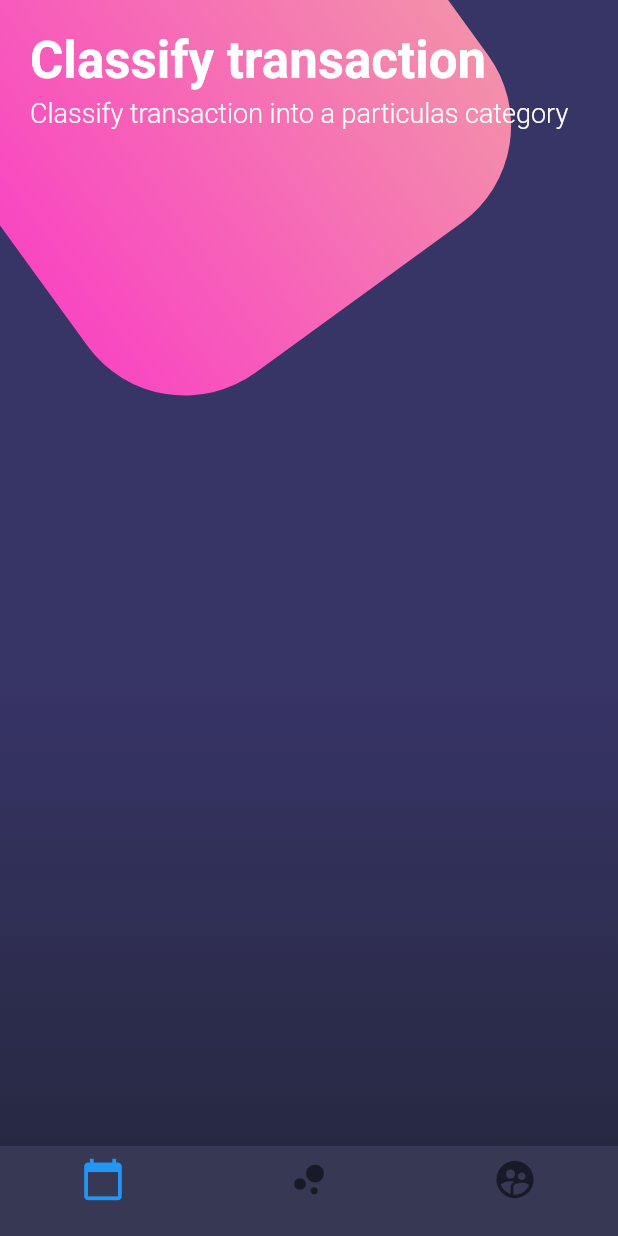
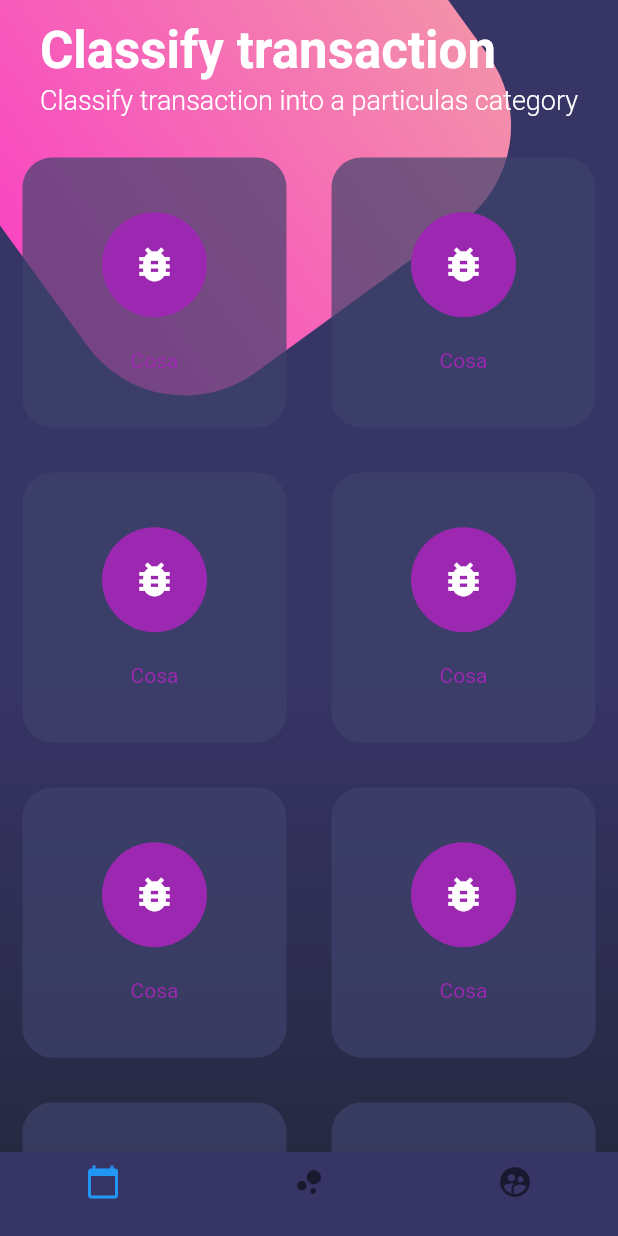
Before and after one commit to ilodi/flutterUI, a Flutter app: the screen it shows after launch, on a phone screen of 412 x 824 dp. Run offline on Flutter 3.47's test engine with Material 2 defaults, Android fonts, the phone set to English and light mode, and no system bars.

Commit message:
crando tablas para multiplifar items

```diff
--- a/lib/src/pages/compuesto_pages.dart
+++ b/lib/src/pages/compuesto_pages.dart
@@ -12,9 +12,11 @@ class CompuestoPage extends StatelessWidget {
         children: <Widget>[
           _fondoApp(),
           SingleChildScrollView(
+            //SigleScroll se usa como un scrollView
             child: Column(
               children: <Widget>[
                 _titulos(),
+                _bottonesRedondeados(),
               ],
             ),
           )
@@ -68,7 +70,7 @@ class CompuestoPage extends StatelessWidget {
   Widget _titulos() {
     return SafeArea(
       child: Container(
-        padding: EdgeInsets.all(20.0),
+        padding: EdgeInsets.all(13.0),
         child: Column(
           crossAxisAlignment: CrossAxisAlignment.start,
           children: <Widget>[
@@ -78,7 +80,7 @@ class CompuestoPage extends StatelessWidget {
                     fontSize: 34.0,
                     fontWeight: FontWeight.bold)),
             SizedBox(
-              height: 5.0,
+              height: 3.0,
             ),
             Text(
               'Classify transaction into a particulas category',
@@ -95,26 +97,80 @@ class CompuestoPage extends StatelessWidget {
 
   Widget _BottomNavigationBar(BuildContext context) {
     return new Theme(
+      //copia del tema actual
       data: Theme.of(context).copyWith(
-        canvasColor: Color.fromRGBO(55, 57, 84, 1.0),
-        primaryColor: Colors.pinkAccent,
-        textTheme: Theme.of(context).textTheme.copyWith(
-          caption: TextStyle(color: Color.fromRGBO(116, 117, 152, 1.0))
-        )
-      ),
+          canvasColor: Color.fromRGBO(55, 52, 102, 1.0),
+          primaryColor: Colors.pinkAccent,
+          //los otros botones no activos texto secundario
+          textTheme: Theme.of(context).textTheme.copyWith(
+              caption: TextStyle(color: Color.fromRGBO(116, 117, 152, 1.0)))),
       child: BottomNavigationBar(
         items: [
           BottomNavigationBarItem(
             title: Container(),
-            icon: Icon(Icons.calendar_today, size: 30.0),
+            icon: Icon(Icons.calendar_today, size: 24.0),
           ),
           BottomNavigationBarItem(
             title: Container(),
-            icon: Icon(Icons.bubble_chart, size: 30.0),
+            icon: Icon(Icons.bubble_chart, size: 24.0),
           ),
           BottomNavigationBarItem(
             title: Container(),
-            icon: Icon(Icons.supervised_user_circle, size: 30.0),
+            icon: Icon(Icons.supervised_user_circle, size: 24.0),
+          )
+        ],
+      ),
+    );
+  }
+
+  Widget _bottonesRedondeados() {
+    return Table(
+      children: [
+        TableRow(
+          children: [_crearBotonRedondeado(), _crearBotonRedondeado()],
+        ),
+        TableRow(
+          children: [_crearBotonRedondeado(), _crearBotonRedondeado()],
+        ),
+        TableRow(
+          children: [_crearBotonRedondeado(), _crearBotonRedondeado()],
+        ),
+        TableRow(
+          children: [_crearBotonRedondeado(), _crearBotonRedondeado()],
+        )
+      ],
+    );
+  }
+
+  Widget _crearBotonRedondeado() {
+    return Container(
+      height: 180.0,
+      margin: EdgeInsets.all(15.0),
+      decoration: BoxDecoration(
+        color: Color.fromRGBO(62, 66, 107, 0.7),
+        borderRadius: BorderRadius.circular(20.0),
+      ),
+      child: Column(
+        mainAxisAlignment: MainAxisAlignment.spaceAround,
+        children: <Widget>[
+           SizedBox(
+            height: 5.0,
+          ),
+          CircleAvatar(
+            backgroundColor: Colors.purple,
+            radius: 35.0,
+            child: Icon(
+              Icons.bug_report,
+              color: Colors.white,
+              size: 30.0,
+            ),
+          ),
+          Text(
+            'Cosa',
+            style: TextStyle(color: Colors.purple),
+          ),
+          SizedBox(
+            height: 5.0,
           )
         ],
       ),
```
